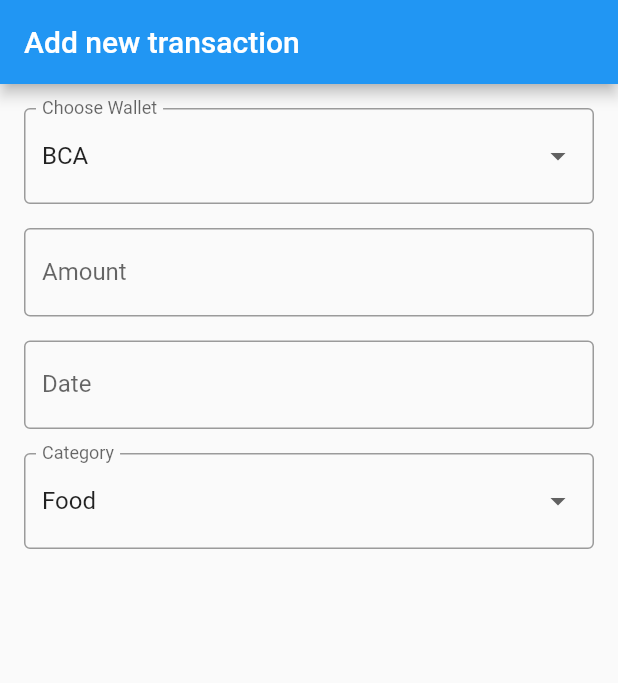
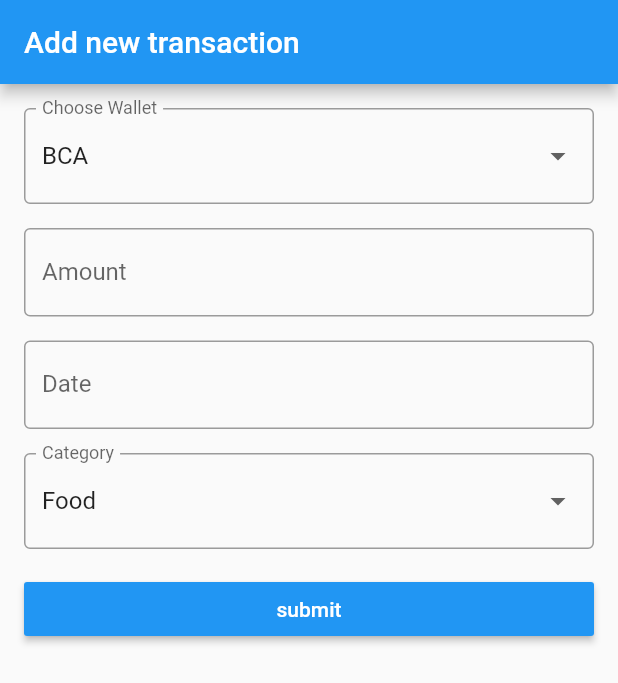
Before and after one commit to muhfaris/moneytracker, a Flutter app: the screen it shows after launch, after a tap on the "add" icon, on a phone screen of 412 x 824 dp. Shown: the top 683 px of the screen. Run offline on Flutter 3.47's test engine with Material 2 defaults, Android fonts, the phone set to English and light mode, and no system bars; our stand-ins replace sqflite; accounts and stored records are empty.

Commit message:
feat: basic model and add save button new transaction

```diff
--- a/lib/screens/transactions/new.dart
+++ b/lib/screens/transactions/new.dart
@@ -52,7 +52,16 @@ class _AddTransactionState extends State<AddTransaction> {
             buildDate(),
             const SizedBox(height: 16),
             buildCategory(),
-            const SizedBox(height: 16)
+            const SizedBox(height: 16),
+            RaisedButton(
+                child: Text(
+                "submit",
+                style:TextStyle(color:Colors.white)),
+              color: Colors.blue,
+              onPressed: (){
+ //                 if(_keyForm.currentState.validate()){}
+              },
+            ),
           ],
         ),
       ),
--- a/lib/widgets/currency.dart
+++ b/lib/widgets/currency.dart
@@ -21,3 +21,8 @@ class CurrencyFormat  extends TextInputFormatter{
     );
   }
 }
+
+      selection: TextSelection.collapsed(offset: newText.length)
+    );
+  }
+}
```
Also changed, not shown: lib/models/new_transaction.dart (added, +14 -0 lines), lib/services/databaseHandler.dart (added, +38 -0 lines), 1 other file.
